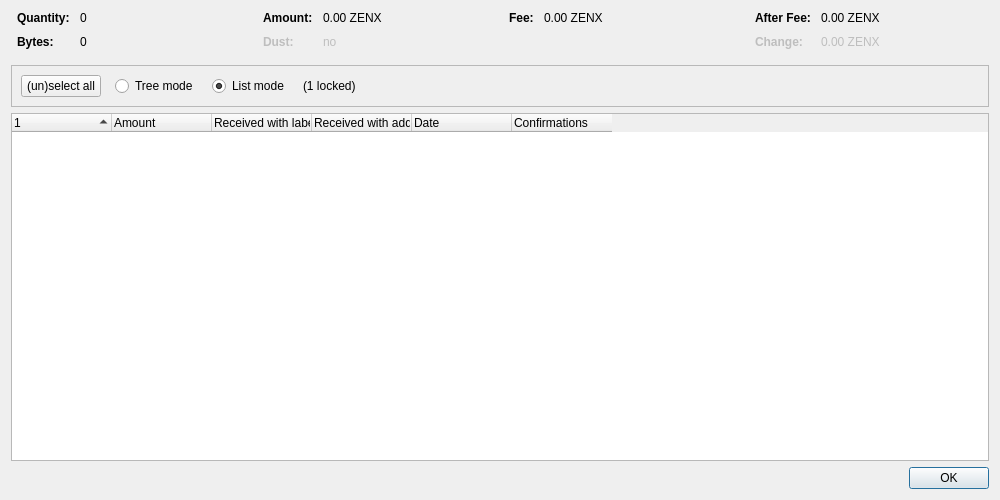
First picture: the form in src/qt/forms/coincontroldialog.ui, repository zentoshi/zentoshi, before the edit.
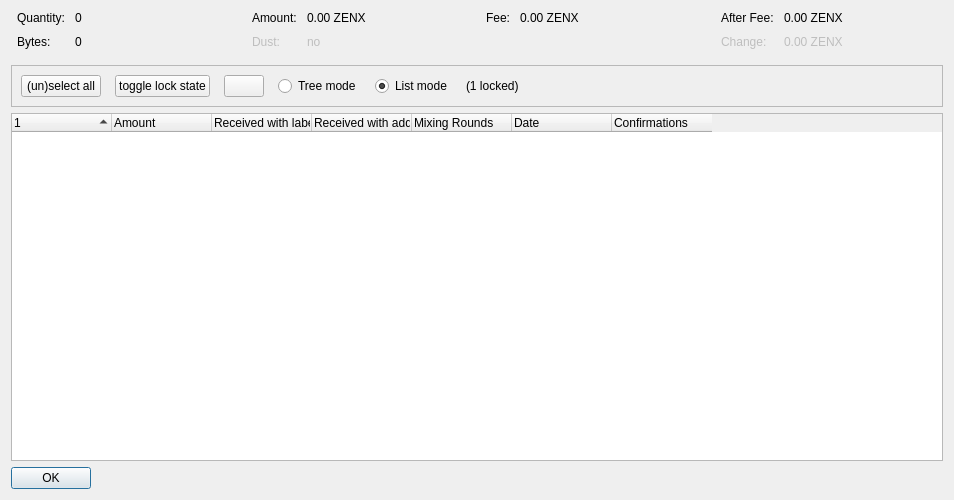
Second picture: the form after the edit. Custom widgets are drawn as their Qt base class.

The edit to the form file:
```diff
--- a/src/qt/forms/coincontroldialog.ui
+++ b/src/qt/forms/coincontroldialog.ui
@@ -6,7 +6,7 @@
    <rect>
     <x>0</x>
     <y>0</y>
-    <width>1000</width>
+    <width>954</width>
     <height>500</height>
    </rect>
   </property>
@@ -38,12 +38,6 @@
        </property>
        <item row="0" column="0">
         <widget class="QLabel" name="labelCoinControlQuantityText">
-         <property name="font">
-          <font>
-           <weight>75</weight>
-           <bold>true</bold>
-          </font>
-         </property>
          <property name="text">
           <string>Quantity:</string>
          </property>
@@ -67,12 +61,6 @@
        </item>
        <item row="1" column="0">
         <widget class="QLabel" name="labelCoinControlBytesText">
-         <property name="font">
-          <font>
-           <weight>75</weight>
-           <bold>true</bold>
-          </font>
-         </property>
          <property name="text">
           <string>Bytes:</string>
          </property>
@@ -112,12 +100,6 @@
        </property>
        <item row="0" column="0">
         <widget class="QLabel" name="labelCoinControlAmountText">
-         <property name="font">
-          <font>
-           <weight>75</weight>
-           <bold>true</bold>
-          </font>
-         </property>
          <property name="text">
           <string>Amount:</string>
          </property>
@@ -144,12 +126,6 @@
          <property name="enabled">
           <bool>false</bool>
          </property>
-         <property name="font">
-          <font>
-           <weight>75</weight>
-           <bold>true</bold>
-          </font>
-         </property>
          <property name="text">
           <string>Dust:</string>
          </property>
@@ -192,12 +168,6 @@
        </property>
        <item row="0" column="0">
         <widget class="QLabel" name="labelCoinControlFeeText">
-         <property name="font">
-          <font>
-           <weight>75</weight>
-           <bold>true</bold>
-          </font>
-         </property>
          <property name="text">
           <string>Fee:</string>
          </property>
@@ -237,12 +207,6 @@
        </property>
        <item row="0" column="0">
         <widget class="QLabel" name="labelCoinControlAfterFeeText">
-         <property name="font">
-          <font>
-           <weight>75</weight>
-           <bold>true</bold>
-          </font>
-         </property>
          <property name="text">
           <string>After Fee:</string>
          </property>
@@ -269,12 +233,6 @@
          <property name="enabled">
           <bool>false</bool>
          </property>
-         <property name="font">
-          <font>
-           <weight>75</weight>
-           <bold>true</bold>
-          </font>
-         </property>
          <property name="text">
           <string>Change:</string>
          </property>
@@ -319,7 +277,7 @@
      </property>
      <layout class="QHBoxLayout" name="horizontalLayout">
       <item>
-       <layout class="QHBoxLayout" name="horizontalLayoutPanel" stretch="0,0,0,0,0">
+       <layout class="QHBoxLayout" name="horizontalLayoutPanel" stretch="0,0,0,0,0,0,0">
         <property name="spacing">
          <number>14</number>
         </property>
@@ -339,6 +297,38 @@
           </property>
          </widget>
         </item>
+        <item>
+         <widget class="QPushButton" name="pushButtonToggleLock">
+          <property name="sizePolicy">
+           <sizepolicy hsizetype="Maximum" vsizetype="Fixed">
+            <horstretch>0</horstretch>
+            <verstretch>0</verstretch>
+           </sizepolicy>
+          </property>
+          <property name="text">
+           <string>toggle lock state</string>
+          </property>
+          <property name="autoDefault">
+           <bool>false</bool>
+          </property>
+         </widget>
+        </item>
+        <item>
+         <widget class="QPushButton" name="hideButton">
+          <property name="sizePolicy">
+           <sizepolicy hsizetype="Maximum" vsizetype="Fixed">
+            <horstretch>0</horstretch>
+            <verstretch>0</verstretch>
+           </sizepolicy>
+          </property>
+          <property name="text">
+           <string/>
+          </property>
+          <property name="autoDefault">
+           <bool>false</bool>
+          </property>
+         </widget>
+        </item>
         <item>
          <widget class="QRadioButton" name="radioTreeMode">
           <property name="sizePolicy">
@@ -402,7 +392,7 @@
       <bool>false</bool>
      </property>
      <property name="columnCount">
-      <number>6</number>
+      <number>7</number>
      </property>
      <attribute name="headerShowSortIndicator" stdset="0">
       <bool>true</bool>
@@ -430,6 +420,11 @@
        <string>Received with address</string>
       </property>
      </column>
+     <column>
+      <property name="text">
+       <string>Mixing Rounds</string>
+      </property>
+     </column>
      <column>
       <property name="text">
        <string>Date</string>
@@ -443,30 +438,16 @@
        <string>Confirmed</string>
       </property>
      </column>
-     <column>
-      <property name="text">
-       <string/>
-      </property>
-     </column>
-     <column>
-      <property name="text">
-       <string/>
-      </property>
-     </column>
-     <column>
-      <property name="text">
-       <string/>
-      </property>
-     </column>
-     <column>
-      <property name="text">
-       <string/>
-      </property>
-     </column>
     </widget>
    </item>
    <item>
     <widget class="QDialogButtonBox" name="buttonBox">
+     <property name="sizePolicy">
+      <sizepolicy hsizetype="Maximum" vsizetype="Fixed">
+       <horstretch>0</horstretch>
+       <verstretch>0</verstretch>
+      </sizepolicy>
+     </property>
      <property name="orientation">
       <enum>Qt::Horizontal</enum>
      </property>
```
Left out of the diff: 2 changed lines with no effect on the pictures.
